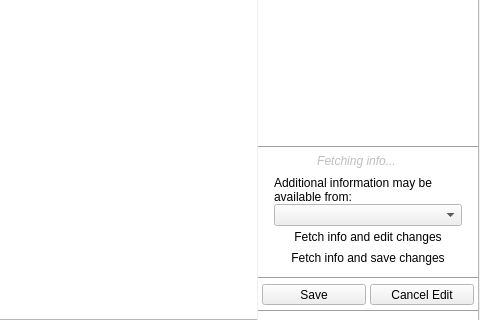
Before: the Qt Designer form src/mainwindow.ui in KDE/bangarang, drawn with Qt 5; both pictures show x 260 to 740 and y 115 to 435 of the 740 by 520 pixel window.
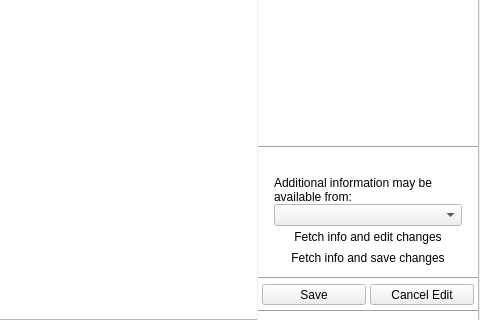
After: the same form once the commit is applied. The open tabs and pages were chosen to show the change. Icons and pictures are not drawn. Custom widgets are drawn as their Qt base class.

Commit message: Several fixes to info fetching, including info fetching for multiple items.

The edit to the form file:
```diff
--- a/src/mainwindow.ui
+++ b/src/mainwindow.ui
@@ -2794,27 +2794,6 @@
                                </property>
                               </spacer>
                              </item>
-                             <item>
-                              <widget class="QLabel" name="infoFetcherMessage">
-                               <property name="enabled">
-                                <bool>false</bool>
-                               </property>
-                               <property name="font">
-                                <font>
-                                 <italic>true</italic>
-                                </font>
-                               </property>
-                               <property name="text">
-                                <string>Fetching info...</string>
-                               </property>
-                               <property name="alignment">
-                                <set>Qt::AlignCenter</set>
-                               </property>
-                               <property name="indent">
-                                <number>0</number>
-                               </property>
-                              </widget>
-                             </item>
                              <item>
                               <widget class="QToolButton" name="showInfoFetcherExpander">
                                <property name="text">
```
Left out of the diff: 8 changed lines with no effect on the pictures. The commit also changes 16 other files.
